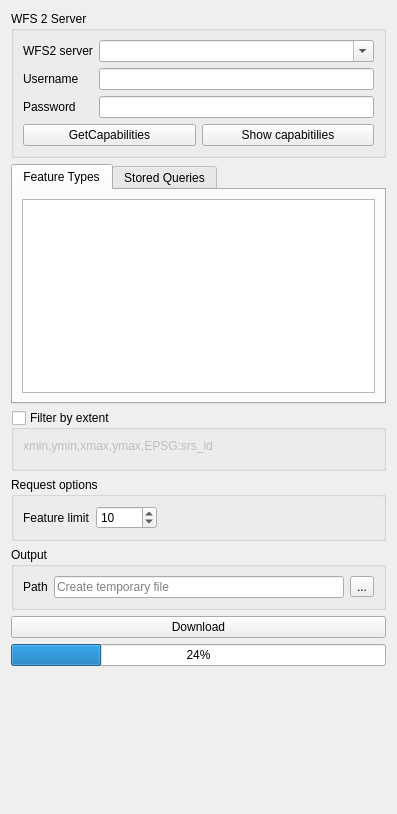
Above: gml_application_schema_toolbox/ui/download_wfs2_panel.ui from BRGM/gml_application_schema_toolbox before the change. Below: the same form after it.
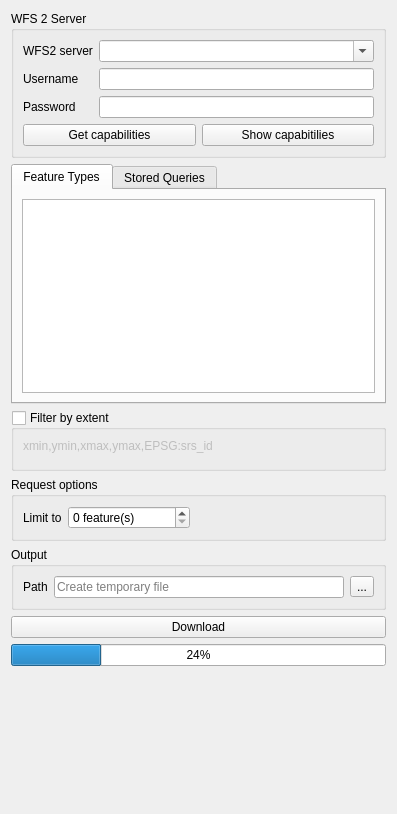
That is the form after the change. Custom widgets are drawn as their Qt base class.

Patch:
```diff
--- a/gml_application_schema_toolbox/ui/download_wfs2_panel.ui
+++ b/gml_application_schema_toolbox/ui/download_wfs2_panel.ui
@@ -69,7 +69,7 @@
         <item>
          <widget class="QPushButton" name="getCapabilitiesButton">
           <property name="text">
-           <string>GetCapabilities</string>
+           <string>Get capabilities</string>
           </property>
          </widget>
         </item>
@@ -165,7 +165,7 @@
         <item row="0" column="0">
          <widget class="QLabel" name="label_10">
           <property name="text">
-           <string>Feature limit</string>
+           <string>Limit to</string>
           </property>
          </widget>
         </item>
@@ -173,11 +173,17 @@
          <layout class="QHBoxLayout" name="horizontalLayout_5">
           <item>
            <widget class="QSpinBox" name="featureLimitBox">
+            <property name="toolTip">
+             <string>&lt;html&gt;&lt;head/&gt;&lt;body&gt;&lt;p&gt;Maximum number of features to download.&lt;/p&gt;&lt;/body&gt;&lt;/html&gt;</string>
+            </property>
+            <property name="suffix">
+             <string> feature(s)</string>
+            </property>
             <property name="maximum">
-             <number>10000</number>
+             <number>100000</number>
             </property>
             <property name="value">
-             <number>10</number>
+             <number>0</number>
             </property>
            </widget>
           </item>
```
Left out of the diff: 26 changed lines with no effect on the pictures.
